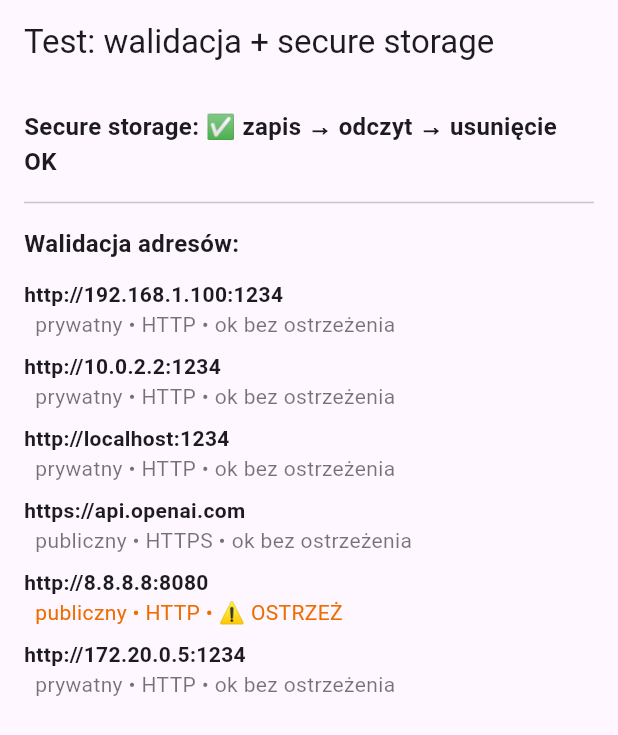
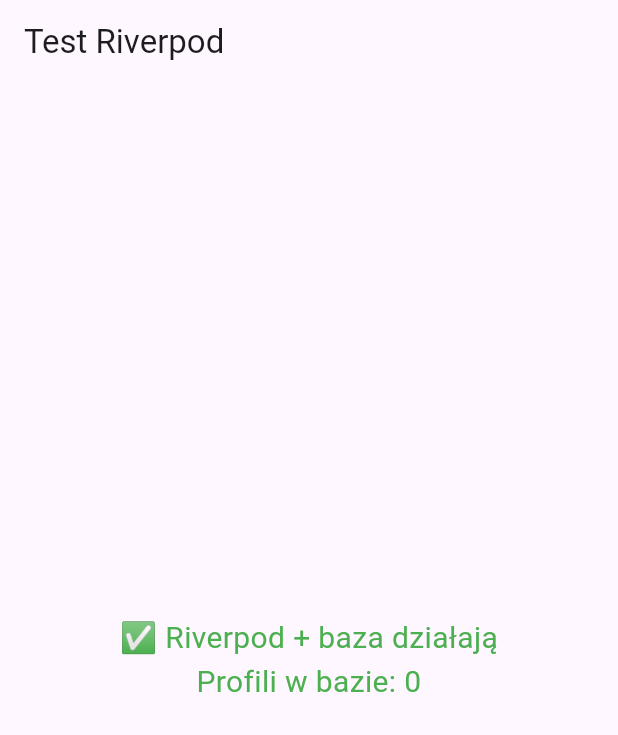
Before and after one commit to Daivista/atrament-app, a Flutter app: the screen it shows after launch, on a phone screen of 412 x 824 dp. Shown: the top 735 px of the screen. Run offline on Flutter 3.47's test engine with Material 3 defaults, Android fonts, the phone set to English and light mode, and no system bars; our stand-ins replace drift, flutter_riverpod, flutter_secure_storage, riverpod_annotation; missing offline and left inert: sqlite3; accounts and stored records are empty; generated files the repository leaves out were written again.

Commit message:
Add Riverpod with code generation, verified provider pattern

```diff
--- a/lib/main.dart
+++ b/lib/main.dart
@@ -1,87 +1,39 @@
 import 'package:flutter/material.dart';
-import 'core/network/address_validator.dart';
-import 'data/secure/secure_key_store.dart';
+import 'package:flutter_riverpod/flutter_riverpod.dart';
+import 'providers/providers.dart';
 
-Future<void> main() async {
+void main() {
   WidgetsFlutterBinding.ensureInitialized();
-
-  const testUrls = [
-    'http://192.168.1.100:1234',
-    'http://10.0.2.2:1234',
-    'http://localhost:1234',
-    'https://api.openai.com',
-    'http://8.8.8.8:8080',
-    'http://172.20.0.5:1234',
-  ];
-
-  // Secure storage round-trip
-  final store = SecureKeyStore();
-  String secureResult;
-  try {
-    await store.setApiKey('test-id', 'sk-tajny-klucz-123');
-    final read = await store.getApiKey('test-id');
-    final ok = read == 'sk-tajny-klucz-123';
-    await store.deleteApiKey('test-id');
-    final afterDelete = await store.getApiKey('test-id');
-    secureResult = (ok && afterDelete == null)
-        ? '✅ zapis → odczyt → usunięcie OK'
-        : '❌ niezgodność (read="$read", po usunięciu="$afterDelete")';
-  } catch (e) {
-    secureResult = '❌ błąd secure storage: $e';
-  }
-
-  runApp(TestApp(urls: testUrls, secureResult: secureResult));
+  runApp(const ProviderScope(child: TestApp()));
 }
 
-class TestApp extends StatelessWidget {
-  final List<String> urls;
-  final String secureResult;
-  const TestApp({super.key, required this.urls, required this.secureResult});
+class TestApp extends ConsumerWidget {
+  const TestApp({super.key});
 
   @override
-  Widget build(BuildContext context) {
+  Widget build(BuildContext context, WidgetRef ref) {
+    final db = ref.watch(databaseProvider);
     return MaterialApp(
       title: 'Atrament',
       home: Scaffold(
-        appBar: AppBar(title: const Text('Test: walidacja + secure storage')),
-        body: ListView(
-          padding: const EdgeInsets.all(16),
-          children: [
-            Text(
-              'Secure storage: $secureResult',
-              style: const TextStyle(fontSize: 16, fontWeight: FontWeight.bold),
-            ),
-            const Divider(height: 32),
-            const Text(
-              'Walidacja adresów:',
-              style: TextStyle(fontSize: 16, fontWeight: FontWeight.bold),
-            ),
-            const SizedBox(height: 8),
-            ...urls.map((u) {
-              final priv = isPrivateAddress(u);
-              final warn = shouldWarnCleartext(u);
-              return Padding(
-                padding: const EdgeInsets.symmetric(vertical: 4),
-                child: Column(
-                  crossAxisAlignment: CrossAxisAlignment.start,
-                  children: [
-                    Text(
-                      u,
-                      style: const TextStyle(fontWeight: FontWeight.w600),
-                    ),
-                    Text(
-                      '  ${priv ? "prywatny" : "publiczny"} • '
-                      '${isCleartext(u) ? "HTTP" : "HTTPS"} • '
-                      '${warn ? "⚠️ OSTRZEŻ" : "ok bez ostrzeżenia"}',
-                      style: TextStyle(
-                        color: warn ? Colors.orange.shade800 : Colors.black54,
-                      ),
-                    ),
-                  ],
-                ),
-              );
-            }),
-          ],
+        appBar: AppBar(title: const Text('Test Riverpod')),
+        body: FutureBuilder(
+          future: db.select(db.profiles).get(),
+          builder: (context, snap) {
+            if (snap.hasError) {
+              return Center(child: Text('❌ ${snap.error}'));
+            }
+            if (!snap.hasData) {
+              return const Center(child: CircularProgressIndicator());
+            }
+            return Center(
+              child: Text(
+                '✅ Riverpod + baza działają\nProfili w bazie: ${snap.data!.length}',
+                textAlign: TextAlign.center,
+                style: const TextStyle(fontSize: 20, color: Colors.green),
+              ),
+            );
+          },
         ),
       ),
     );
--- /dev/null
+++ b/lib/providers/providers.dart
@@ -0,0 +1,13 @@
+import 'package:flutter_riverpod/flutter_riverpod.dart';
+import 'package:riverpod_annotation/riverpod_annotation.dart';
+import '../data/database/database.dart';
+
+part 'providers.g.dart';
+
+// keepAlive: baza żyje przez całe życie aplikacji (nie tworzymy jej na nowo).
+@Riverpod(keepAlive: true)
+AppDatabase database(Ref ref) {
+  final db = AppDatabase();
+  ref.onDispose(db.close);
+  return db;
+}
--- a/pubspec.yaml
+++ b/pubspec.yaml
@@ -43,6 +43,7 @@
   freezed_annotation: ^3.1.0
   json_annotation: ^4.12.0
   uuid: ^4.5.3
+  riverpod_annotation: ^4.0.2
 
 dev_dependencies:
   flutter_test:
@@ -58,6 +59,7 @@
   build_runner: ^2.15.0
   freezed: ^3.2.6-dev.1
   json_serializable: ^6.14.0
+  riverpod_generator: ^4.0.4-dev.1
 
 # For information on the generic Dart part of this file, see the
 # following page: https://dart.dev/tools/pub/pubspec
```
Also changed, not shown: lib/providers/providers.g.dart (added), pubspec.lock.
